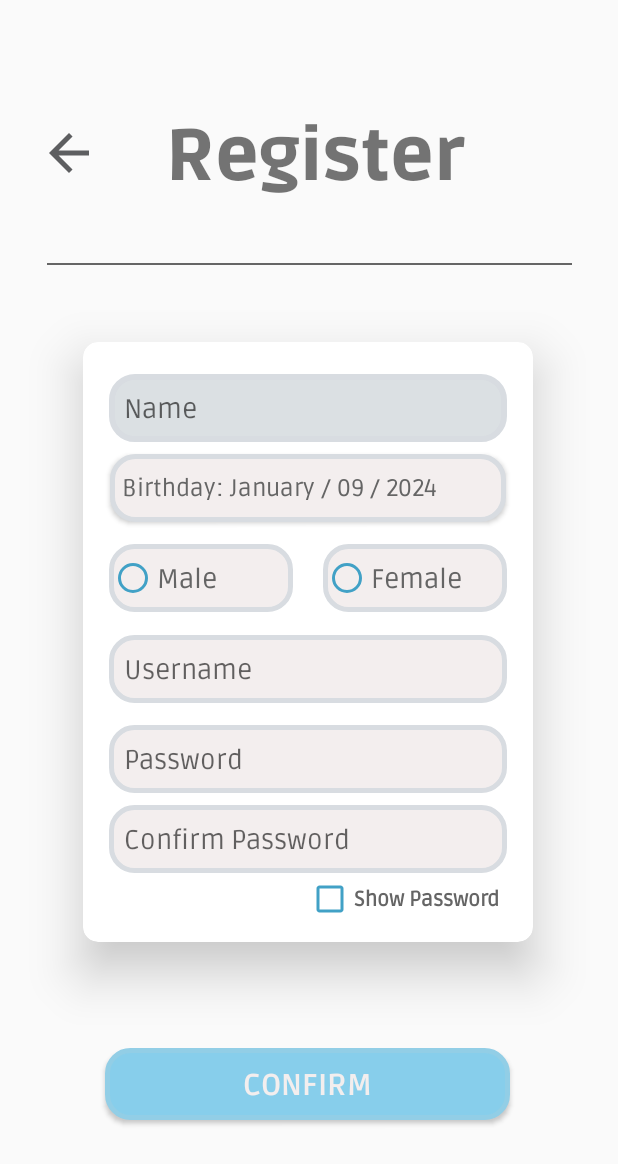
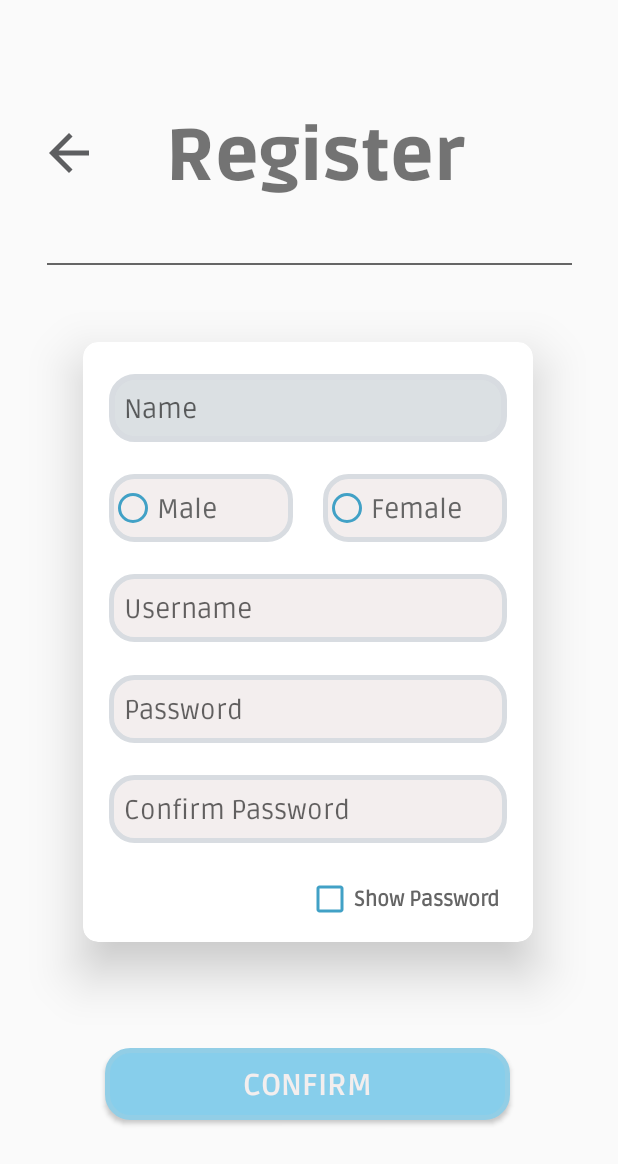
Before and after one commit to thezai01/mathalino, an Android app: the SignUp screen opened directly, with no data from a screen before it, on a phone screen of 412 x 824 dp. Shown: the top 1164 px of the screen. Run offline under Robolectric (Android 15) with nearby library versions, the phone set to English and light mode, and no system bars.

Commit message:
Birth Date and Novice Title

```diff
--- a/app/src/main/java/com/example/math_game/SignUp.java
+++ b/app/src/main/java/com/example/math_game/SignUp.java
@@ -29,20 +29,21 @@ public class SignUp extends AppCompatActivity {
 
     CheckBox showPass;
     RadioButton registerMale,registerFemale;
-    Button sbirthDate, login;
-    DatePickerDialog dpDialog;
+    Button login;
+//    Button sbirthDate;
+//    DatePickerDialog dpDialog;
     EditText sName, sUsername, sPass, sConfirmPass;
 
-    private final Calendar calendar = Calendar.getInstance();
-    private final SimpleDateFormat dateFormat = new SimpleDateFormat("MMMM / dd / yyyy", Locale.getDefault());
-    private final int cYear = calendar.get(Calendar.YEAR);
-    private final int cMonth = calendar.get(Calendar.MONTH);
-    private final int cDay = calendar.get(Calendar.DAY_OF_MONTH);
+//    private final Calendar calendar = Calendar.getInstance();
+//    private final SimpleDateFormat dateFormat = new SimpleDateFormat("MMMM / dd / yyyy", Locale.getDefault());
+//    private final int cYear = calendar.get(Calendar.YEAR);
+//    private final int cMonth = calendar.get(Calendar.MONTH);
+//    private final int cDay = calendar.get(Calendar.DAY_OF_MONTH);
     int[] age = {0};
     String gender="";
-    String[] dateMonth, textDate = {""};
+//    String[] dateMonth, textDate = {""};
 
-    ContentValues valuesAdd, valuesAdd1;
+    ContentValues valuesAdd;
     Handler handle;
     private static Dialog errorDialog, confirmDialog;
 
@@ -67,12 +68,12 @@ public class SignUp extends AppCompatActivity {
         sPass = findViewById(R.id.registerPass);
         sConfirmPass = findViewById(R.id.registerConfirmPass);
 
-        dateMonth = getResources().getStringArray(R.array.dateMonth);
-        textDate[0] = dateFormat.format(calendar.getTime());
-        sbirthDate = findViewById(R.id.registerBirthdate);
-        sbirthDate.setText("Birthday: "+dateFormat.format(calendar.getTime()));
-        dpDialog = CommonUtils.initDatePicker(this, dpDialog, calendar, textDate, dateMonth, age, cYear, cMonth, cDay, sbirthDate);
-        sbirthDate.setOnClickListener(v ->  dpDialog.show());
+//        dateMonth = getResources().getStringArray(R.array.dateMonth);
+//        textDate[0] = dateFormat.format(calendar.getTime());
+//        sbirthDate = findViewById(R.id.registerBirthdate);
+//        sbirthDate.setText("Birthday: "+dateFormat.format(calendar.getTime()));
+//        dpDialog = CommonUtils.initDatePicker(this, dpDialog, calendar, textDate, dateMonth, age, cYear, cMonth, cDay, sbirthDate);
+//        sbirthDate.setOnClickListener(v ->  dpDialog.show());
 
         registerMale = findViewById(R.id.registerMale);
         registerFemale = findViewById(R.id.registerFemale);
@@ -101,8 +102,8 @@ public class SignUp extends AppCompatActivity {
 
     private void database(){
 
-        String[] parts = textDate[0].split(":");
-        if (parts.length > 1) textDate[0] = parts[1].trim();
+//        String[] parts = textDate[0].split(":");
+//        if (parts.length > 1) textDate[0] = parts[1].trim();
 
         if(registerMale.isChecked()) gender = "Male";
         else if(registerFemale.isChecked()) gender = "Female";
@@ -110,7 +111,7 @@ public class SignUp extends AppCompatActivity {
 
         // INITIAL DATABASE
          db.execSQL("CREATE TABLE IF NOT EXISTS tableAcc (username TEXT PRIMARY KEY,"+
-                "uPass TEXT, uName TEXT, uBday TEXT, uAge INTEGER, uGender TEXT, uExp INTEGER);");
+                "uPass TEXT, uName TEXT, uAge INTEGER, uGender TEXT, uExp INTEGER);");
 
         if(sName.getText().toString().isEmpty() || sUsername.getText().toString().isEmpty() ||
                 sPass.getText().toString().isEmpty() || sConfirmPass.getText().toString().isEmpty() || gender.isEmpty() ){
@@ -137,7 +138,7 @@ public class SignUp extends AppCompatActivity {
         valuesAdd.put("username",String.valueOf(sUsername.getText()));
         valuesAdd.put("uPass",String.valueOf(sPass.getText()));
         valuesAdd.put("uName",String.valueOf(sName.getText()));
-        valuesAdd.put("uBday",textDate[0]);
+//        valuesAdd.put("uBday",textDate[0]);
         valuesAdd.put("uAge",age[0]);
         valuesAdd.put("uGender",gender);
         valuesAdd.put("uExp",0);
--- a/app/src/main/res/layout/activity_sign_up.xml
+++ b/app/src/main/res/layout/activity_sign_up.xml
@@ -100,11 +100,11 @@
                 android:layout_width="265dp"
                 android:layout_height="45dp"
                 android:orientation="horizontal"
-                app:layout_constraintBottom_toBottomOf="parent"
+                app:layout_constraintBottom_toTopOf="@+id/registerUsername"
                 app:layout_constraintEnd_toEndOf="parent"
                 app:layout_constraintHorizontal_bias="0.5"
                 app:layout_constraintStart_toStartOf="parent"
-                app:layout_constraintTop_toTopOf="parent"
+                app:layout_constraintTop_toBottomOf="@+id/loginUsername"
                 app:layout_constraintVertical_bias="0.38">
 
                 <RadioButton
@@ -144,11 +144,11 @@
                 android:inputType="text"
                 android:paddingLeft="10dp"
                 android:textColor="@color/gray"
-                app:layout_constraintBottom_toBottomOf="parent"
+                app:layout_constraintBottom_toTopOf="@+id/registerPass"
                 app:layout_constraintEnd_toEndOf="parent"
                 app:layout_constraintHorizontal_bias="0.5"
                 app:layout_constraintStart_toStartOf="parent"
-                app:layout_constraintTop_toTopOf="parent"
+                app:layout_constraintTop_toBottomOf="@+id/registergroupGender"
                 app:layout_constraintVertical_bias="0.55"
                 tools:ignore="TouchTargetSizeCheck" />
 
@@ -162,11 +162,11 @@
                 android:inputType="text|textPassword"
                 android:paddingLeft="10dp"
                 android:textColor="@color/gray"
-                app:layout_constraintBottom_toBottomOf="parent"
+                app:layout_constraintBottom_toTopOf="@+id/registerConfirmPass"
                 app:layout_constraintEnd_toEndOf="parent"
                 app:layout_constraintHorizontal_bias="0.5"
                 app:layout_constraintStart_toStartOf="parent"
-                app:layout_constraintTop_toTopOf="parent"
+                app:layout_constraintTop_toBottomOf="@+id/registerUsername"
                 app:layout_constraintVertical_bias="0.72"
                 tools:ignore="TouchTargetSizeCheck,TouchTargetSizeCheck,TouchTargetSizeCheck" />
 
@@ -180,11 +180,11 @@
                 android:inputType="text|textPassword"
                 android:paddingLeft="10dp"
                 android:textColor="@color/gray"
-                app:layout_constraintBottom_toBottomOf="parent"
+                app:layout_constraintBottom_toTopOf="@+id/registerShowPass"
                 app:layout_constraintEnd_toEndOf="parent"
                 app:layout_constraintHorizontal_bias="0.5"
                 app:layout_constraintStart_toStartOf="parent"
-                app:layout_constraintTop_toTopOf="parent"
+                app:layout_constraintTop_toBottomOf="@+id/registerPass"
                 app:layout_constraintVertical_bias="0.87"
                 tools:ignore="TouchTargetSizeCheck" />
 
@@ -204,26 +204,6 @@
                 app:layout_constraintTop_toTopOf="parent"
                 app:layout_constraintVertical_bias="0.965"
                 tools:ignore="TouchTargetSizeCheck" />
-
-            <Button
-                android:id="@+id/registerBirthdate"
-                android:layout_width="264dp"
-                android:layout_height="45dp"
-                android:background="@drawable/custom_txtbox"
-                android:paddingLeft="8dp"
-                android:text="Birthdate"
-                android:textAlignment="viewStart"
-                android:textAllCaps="false"
-                android:textColor="@color/gray"
-                android:textSize="16sp"
-                android:typeface="normal"
-                app:layout_constraintBottom_toBottomOf="parent"
-                app:layout_constraintEnd_toEndOf="parent"
-                app:layout_constraintStart_toStartOf="parent"
-                app:layout_constraintTop_toTopOf="parent"
-                app:layout_constraintVertical_bias="0.211"
-                tools:ignore="TouchTargetSizeCheck" />
-
         </androidx.constraintlayout.widget.ConstraintLayout>
     </androidx.cardview.widget.CardView>
 
--- a/app/src/main/res/values/strings.xml
+++ b/app/src/main/res/values/strings.xml
@@ -24,7 +24,7 @@
     <integer name="lvl_exp">50</integer>
 
     <string-array name="nameTitle">
-        <item>Novice</item>
+        <item>New Player</item>
         <item>Apprentice</item>
         <item>Learner</item>
         <item>Adept</item>
```
